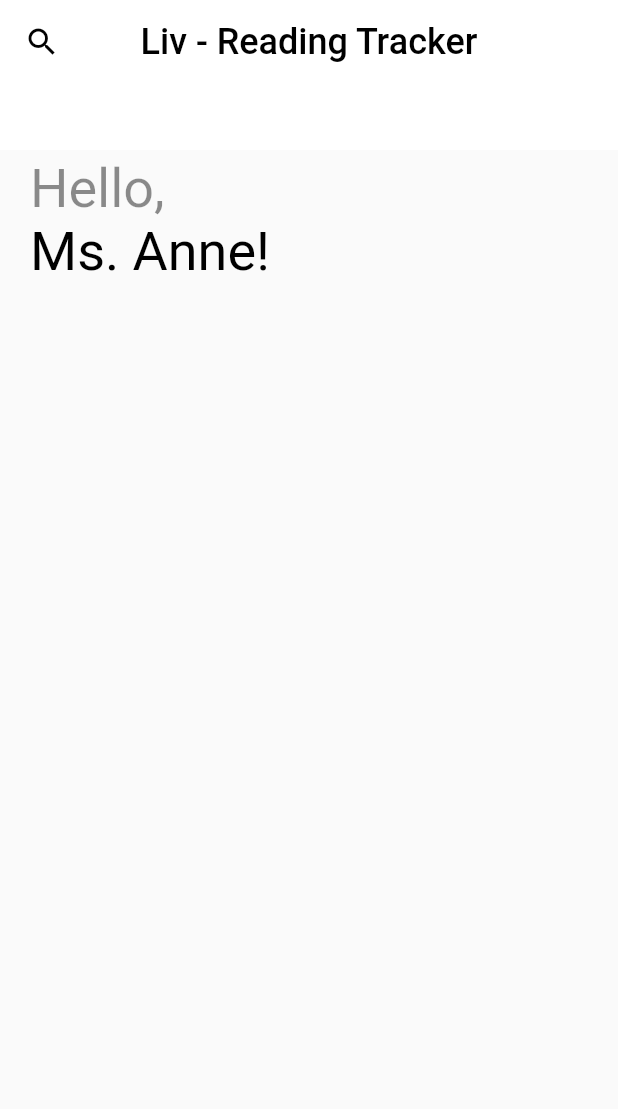
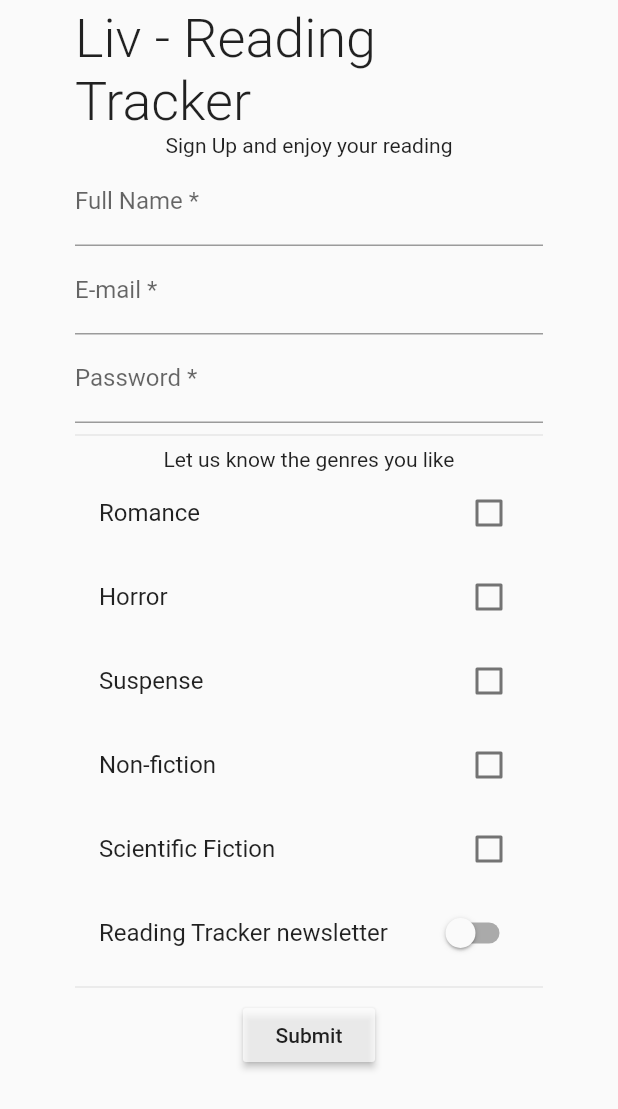
Before and after one commit to gapolli/Liv, a Flutter app: the screen it shows after launch, on a phone screen of 412 x 824 dp. Shown: the top 1109 px of the screen. Run offline on Flutter 3.47's test engine with Material 2 defaults, Android fonts, the phone set to English and light mode, and no system bars.

```diff
--- a/lib/ReadingTracker.dart
+++ b/lib/ReadingTracker.dart
@@ -1,5 +1,6 @@
 import 'package:flutter/material.dart';
 import './pages/Home.dart';
+import './pages/SignUp.dart';
 
 class ReadingTracker extends StatelessWidget {
   static const String _title = 'Liv - Reading Tracker';
@@ -9,7 +10,7 @@ class ReadingTracker extends StatelessWidget {
     return MaterialApp(
       title: _title,
       debugShowCheckedModeBanner: false,
-      home: Home(title: _title),
+      home: SignUp(),
     );
   }
 }
--- a/lib/pages/SignUp.dart
+++ b/lib/pages/SignUp.dart
@@ -1,4 +1,5 @@
 import 'package:flutter/material.dart';
+import '../widgets/TextTitle.dart';
 
 class SignUp extends StatefulWidget {
   @override
@@ -8,14 +9,125 @@ class SignUp extends StatefulWidget {
 }
 
 class _SignUp extends State<SignUp> {
+  final _formKey = GlobalKey<FormState>();
+
   @override
   Widget build(BuildContext context) {
     return Scaffold(
-      body: SafeArea(
-        child: Center(
-          child: const Text("Liv - Reading Tracker"),
+      body: Padding(
+        padding: const EdgeInsets.symmetric(horizontal: 50.0, vertical: 5.0),
+        child: SafeArea(
+          child: Expanded(
+            flex: 1,
+            child: SingleChildScrollView(
+              child: Column(
+                mainAxisAlignment: MainAxisAlignment.center,
+                crossAxisAlignment: CrossAxisAlignment.center,
+                children: <Widget>[
+                  Center(
+                    child: TextTitle('Liv - Reading Tracker'),
+                  ),
+                  const Text('Sign Up and enjoy your reading'),
+                  SignUpForm(),
+                ],
+              ),
+            ),
+          ),
         ),
       ),
     );
   }
 }
+
+class SignUpForm extends StatelessWidget {
+  const SignUpForm({
+    Key key,
+  }) : super(key: key);
+
+  @override
+  Widget build(BuildContext context) {
+    return Form(
+      child: Column(
+        children: <Widget>[
+          TextFormField(
+            validator: (value) {
+              if (value.isEmpty) return 'Please enter some text';
+              return null;
+            },
+            decoration: const InputDecoration(
+              hintText: 'Your full name',
+              labelText: 'Full Name *',
+            ),
+          ),
+          TextFormField(
+            validator: (value) {
+              if (value.isEmpty) return 'Please enter some text';
+              if (!value.contains('@'))
+                return "Please, insert a valid email address";
+              return null;
+            },
+            decoration: const InputDecoration(
+              hintText: 'Your email address',
+              labelText: 'E-mail *',
+            ),
+          ),
+          TextFormField(
+            validator: (value) {
+              if (value.isEmpty) return 'Please enter some text';
+              if (value.length < 8)
+                return 'The password must have at least 8 characters';
+              return null;
+            },
+            decoration: const InputDecoration(
+              hintText: 'Your email address',
+              labelText: 'Password *',
+            ),
+          ),
+          Divider(),
+          Column(
+            children: [
+              const Text("Let us know the genres you like"),
+              CheckboxListTile(
+                title: const Text('Romance'),
+                value: false,
+                onChanged: (bool newValue) => print('Apertou aqui'),
+              ),
+              CheckboxListTile(
+                title: const Text('Horror'),
+                value: false,
+                onChanged: (bool newValue) => print('Apertou aqui'),
+              ),
+              CheckboxListTile(
+                title: const Text('Suspense'),
+                value: false,
+                onChanged: (bool newValue) => print('Apertou aqui'),
+              ),
+              CheckboxListTile(
+                title: const Text('Non-fiction'),
+                value: false,
+                onChanged: (bool newValue) => print('Apertou aqui'),
+              ),
+              CheckboxListTile(
+                title: const Text('Scientific Fiction'),
+                value: false,
+                onChanged: (bool newValue) => print('Apertou aqui'),
+              ),
+            ],
+          ),
+          SwitchListTile(
+            title: const Text('Reading Tracker newsletter'),
+            value: false,
+            onChanged: (bool val) => print('Apertou aqui'),
+          ),
+          Divider(),
+          RaisedButton(
+              color: Colors.white70,
+              child: Text("Submit"),
+              onPressed: () {
+                print('Apertou aqui');
+              }),
+        ],
+      ),
+    );
+  }
+}
--- a/lib/widgets/GreetingUserWidget.dart
+++ b/lib/widgets/GreetingUserWidget.dart
@@ -18,7 +18,7 @@ class GreetingUserWidget extends StatelessWidget {
           ),
           children: <TextSpan>[
             TextSpan(
-              text: 'Ms. Anne!',
+              text: 'Dear User!',
               style: TextStyle(
                 fontSize: 36,
                 color: Colors.black,
--- /dev/null
+++ b/lib/widgets/TextTitle.dart
@@ -0,0 +1,17 @@
+import 'package:flutter/material.dart';
+
+class TextTitle extends StatelessWidget {
+  final String _text;
+
+  const TextTitle(String text, {Key key})
+      : _text = text,
+        super(key: key);
+
+  @override
+  Widget build(BuildContext context) {
+    return Text(
+      _text,
+      style: TextStyle(fontSize: 36, fontWeight: FontWeight.w300),
+    );
+  }
+}
```
